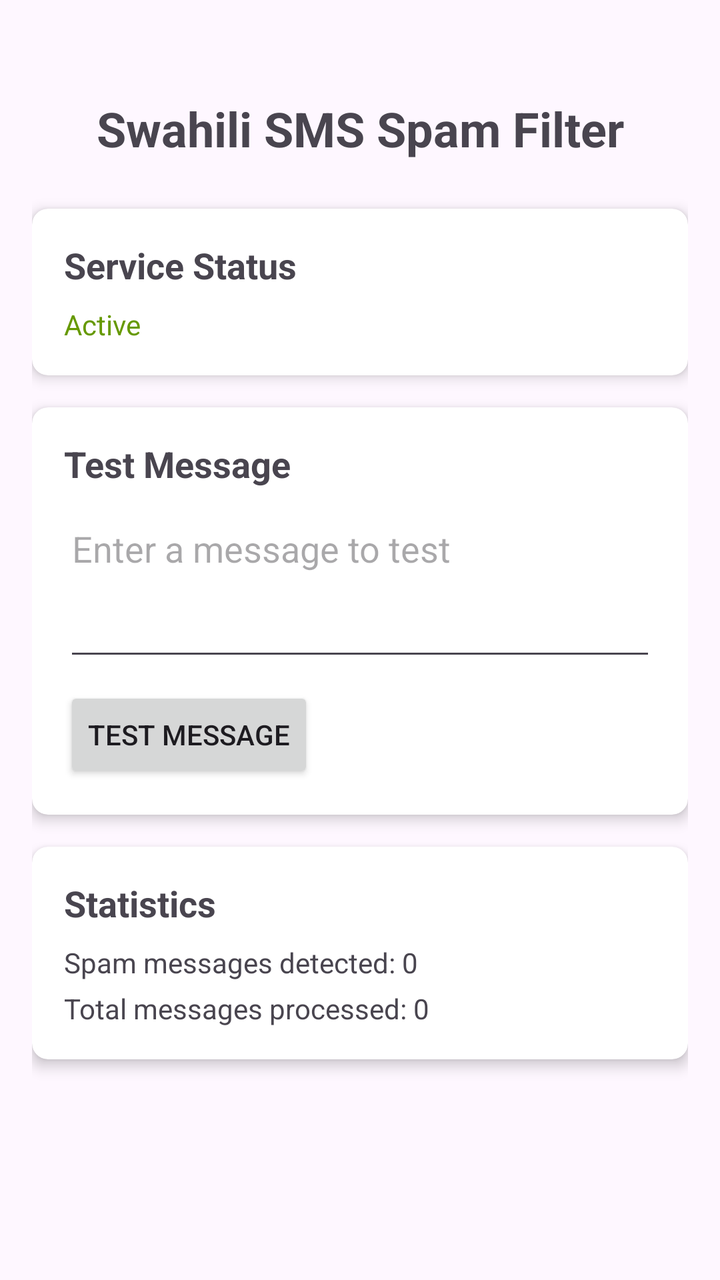
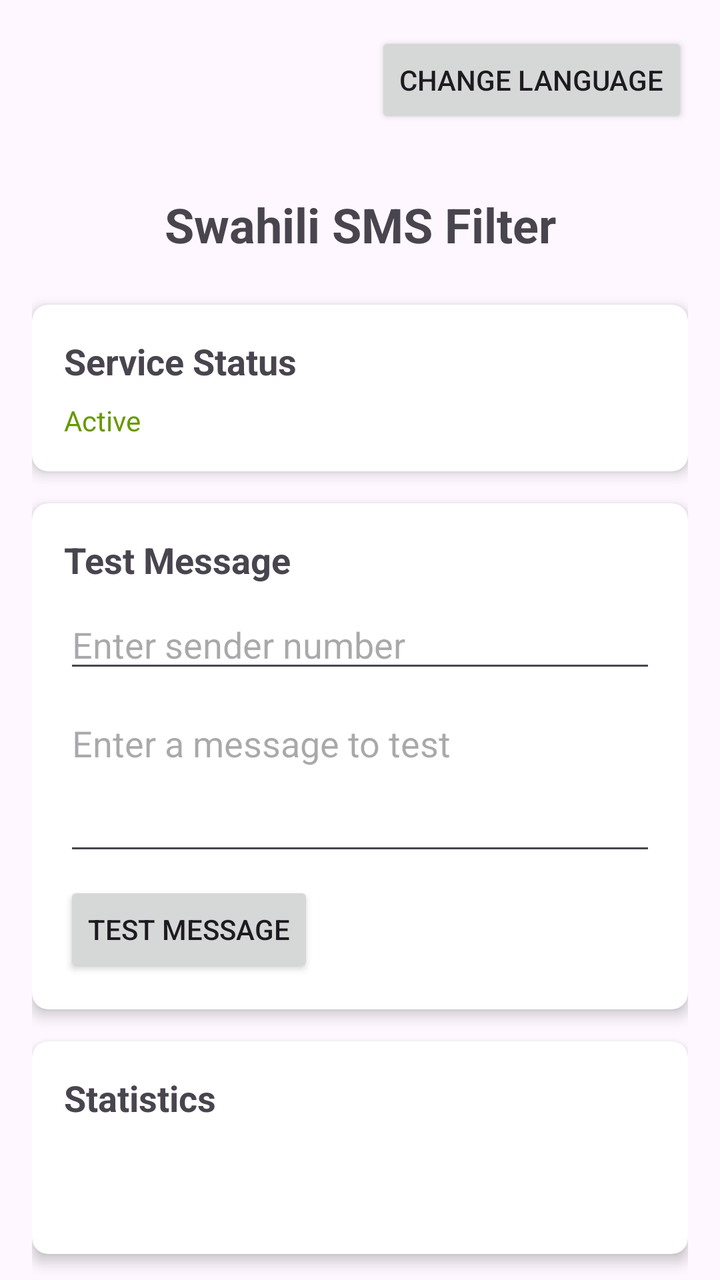

An Android layout rendered at two revisions. The XML below is the earlier revision; the diff shows what the commit changed to produce the second picture.
<!-- AndroidManifest.xml: application theme Theme.SwahiliSmsFilter -->
<!-- res/layout/activity_main.xml -->
<?xml version="1.0" encoding="utf-8"?>
<androidx.constraintlayout.widget.ConstraintLayout xmlns:android="http://schemas.android.com/apk/res/android"
    xmlns:app="http://schemas.android.com/apk/res-auto"
    android:layout_width="match_parent"
    android:layout_height="match_parent"
    android:padding="16dp">

    <TextView
        android:id="@+id/titleText"
        android:layout_width="wrap_content"
        android:layout_height="wrap_content"
        android:text="Swahili SMS Spam Filter"
        android:textSize="24sp"
        android:textStyle="bold"
        android:layout_marginTop="32dp"
        app:layout_constraintTop_toTopOf="parent"
        app:layout_constraintStart_toStartOf="parent"
        app:layout_constraintEnd_toEndOf="parent" />

    <androidx.cardview.widget.CardView
        android:id="@+id/statusCard"
        android:layout_width="match_parent"
        android:layout_height="wrap_content"
        android:layout_marginTop="24dp"
        app:cardCornerRadius="8dp"
        app:cardElevation="4dp"
        app:layout_constraintTop_toBottomOf="@id/titleText">

        <LinearLayout
            android:layout_width="match_parent"
            android:layout_height="wrap_content"
            android:orientation="vertical"
            android:padding="16dp">

            <TextView
                android:layout_width="wrap_content"
                android:layout_height="wrap_content"
                android:text="Service Status"
                android:textStyle="bold"
                android:textSize="18sp" />

            <TextView
                android:id="@+id/statusText"
                android:layout_width="wrap_content"
                android:layout_height="wrap_content"
                android:layout_marginTop="8dp"
                android:text="Active"
                android:textColor="@android:color/holo_green_dark" />

        </LinearLayout>
    </androidx.cardview.widget.CardView>

    <androidx.cardview.widget.CardView
        android:id="@+id/testCard"
        android:layout_width="match_parent"
        android:layout_height="wrap_content"
        android:layout_marginTop="16dp"
        app:cardCornerRadius="8dp"
        app:cardElevation="4dp"
        app:layout_constraintTop_toBottomOf="@id/statusCard">

        <LinearLayout
            android:layout_width="match_parent"
            android:layout_height="wrap_content"
            android:orientation="vertical"
            android:padding="16dp">

            <TextView
                android:layout_width="wrap_content"
                android:layout_height="wrap_content"
                android:text="Test Message"
                android:textStyle="bold"
                android:textSize="18sp" />

            <EditText
                android:id="@+id/messageInput"
                android:layout_width="match_parent"
                android:layout_height="wrap_content"
                android:layout_marginTop="8dp"
                android:hint="Enter a message to test"
                android:minLines="3"
                android:gravity="top"
                android:inputType="textMultiLine" />

            <Button
                android:id="@+id/testButton"
                android:layout_width="wrap_content"
                android:layout_height="wrap_content"
                android:layout_marginTop="8dp"
                android:text="Test Message" />

            <TextView
                android:id="@+id/resultText"
                android:layout_width="wrap_content"
                android:layout_height="wrap_content"
                android:layout_marginTop="8dp"
                android:visibility="gone" />

        </LinearLayout>
    </androidx.cardview.widget.CardView>

    <androidx.cardview.widget.CardView
        android:id="@+id/statsCard"
        android:layout_width="match_parent"
        android:layout_height="wrap_content"
        android:layout_marginTop="16dp"
        app:cardCornerRadius="8dp"
        app:cardElevation="4dp"
        app:layout_constraintTop_toBottomOf="@id/testCard">

        <LinearLayout
            android:layout_width="match_parent"
            android:layout_height="wrap_content"
            android:orientation="vertical"
            android:padding="16dp">

            <TextView
                android:layout_width="wrap_content"
                android:layout_height="wrap_content"
                android:text="Statistics"
                android:textStyle="bold"
                android:textSize="18sp" />

            <TextView
                android:id="@+id/spamCountText"
                android:layout_width="wrap_content"
                android:layout_height="wrap_content"
                android:layout_marginTop="8dp"
                android:text="Spam messages detected: 0" />

            <TextView
                android:id="@+id/totalMessagesText"
                android:layout_width="wrap_content"
                android:layout_height="wrap_content"
                android:layout_marginTop="4dp"
                android:text="Total messages processed: 0" />

        </LinearLayout>
    </androidx.cardview.widget.CardView>

</androidx.constraintlayout.widget.ConstraintLayout>
<!-- resources referenced by this layout -->
<resources>
  <style name="Theme.SwahiliSmsFilter" parent="Base.Theme.SwahiliSmsFilter" />
  <style name="Base.Theme.SwahiliSmsFilter" parent="Theme.Material3.DayNight.NoActionBar">
          
          
      </style>
</resources>

<!-- the commit's change to res/layout/activity_main.xml (unified diff, before → after) -->
@@ -1,141 +1,207 @@
 <?xml version="1.0" encoding="utf-8"?>
-<androidx.constraintlayout.widget.ConstraintLayout xmlns:android="http://schemas.android.com/apk/res/android"
+<androidx.core.widget.NestedScrollView xmlns:android="http://schemas.android.com/apk/res/android"
     xmlns:app="http://schemas.android.com/apk/res-auto"
     android:layout_width="match_parent"
-    android:layout_height="match_parent"
-    android:padding="16dp">
-
-    <TextView
-        android:id="@+id/titleText"
-        android:layout_width="wrap_content"
-        android:layout_height="wrap_content"
-        android:text="Swahili SMS Spam Filter"
-        android:textSize="24sp"
-        android:textStyle="bold"
-        android:layout_marginTop="32dp"
-        app:layout_constraintTop_toTopOf="parent"
-        app:layout_constraintStart_toStartOf="parent"
-        app:layout_constraintEnd_toEndOf="parent" />
-
-    <androidx.cardview.widget.CardView
-        android:id="@+id/statusCard"
+    android:layout_height="match_parent">
+
+    <androidx.constraintlayout.widget.ConstraintLayout
         android:layout_width="match_parent"
         android:layout_height="wrap_content"
-        android:layout_marginTop="24dp"
-        app:cardCornerRadius="8dp"
-        app:cardElevation="4dp"
-        app:layout_constraintTop_toBottomOf="@id/titleText">
-
-        <LinearLayout
+        android:padding="16dp">
+
+        
+        <Button
+            android:id="@+id/languageButton"
+            android:layout_width="wrap_content"
+            android:layout_height="wrap_content"
+            android:text="@string/change_language"
+            app:layout_constraintEnd_toEndOf="parent"
+            app:layout_constraintTop_toTopOf="parent" />
+
+        
+        <TextView
+            android:id="@+id/titleText"
+            android:layout_width="wrap_content"
+            android:layout_height="wrap_content"
+            android:text="@string/app_name"
+            android:textSize="24sp"
+            android:textStyle="bold"
+            android:layout_marginTop="32dp"
+            app:layout_constraintTop_toBottomOf="@id/languageButton"
+            app:layout_constraintStart_toStartOf="parent"
+            app:layout_constraintEnd_toEndOf="parent" />
+
+        
+        <androidx.cardview.widget.CardView
+            android:id="@+id/statusCard"
             android:layout_width="match_parent"
             android:layout_height="wrap_content"
-            android:orientation="vertical"
-            android:padding="16dp">
-
-            <TextView
-                android:layout_width="wrap_content"
-                android:layout_height="wrap_content"
-                android:text="Service Status"
-                android:textStyle="bold"
-                android:textSize="18sp" />
-
-            <TextView
-                android:id="@+id/statusText"
-                android:layout_width="wrap_content"
-                android:layout_height="wrap_content"
-                android:layout_marginTop="8dp"
-                android:text="Active"
-                android:textColor="@android:color/holo_green_dark" />
-
-        </LinearLayout>
-    </androidx.cardview.widget.CardView>
-
-    <androidx.cardview.widget.CardView
-        android:id="@+id/testCard"
-        android:layout_width="match_parent"
-        android:layout_height="wrap_content"
-        android:layout_marginTop="16dp"
-        app:cardCornerRadius="8dp"
-        app:cardElevation="4dp"
-        app:layout_constraintTop_toBottomOf="@id/statusCard">
-
-        <LinearLayout
+            android:layout_marginTop="24dp"
+            app:cardCornerRadius="8dp"
+            app:cardElevation="4dp"
+            app:layout_constraintTop_toBottomOf="@id/titleText">
+
+            <LinearLayout
+                android:layout_width="match_parent"
+                android:layout_height="wrap_content"
+                android:orientation="vertical"
+                android:padding="16dp">
+
+                <TextView
+                    android:layout_width="wrap_content"
+                    android:layout_height="wrap_content"
+                    android:text="@string/service_status"
+                    android:textStyle="bold"
+                    android:textSize="18sp" />
+
+                <TextView
+                    android:id="@+id/statusText"
+                    android:layout_width="wrap_content"
+                    android:layout_height="wrap_content"
+                    android:layout_marginTop="8dp"
+                    android:text="@string/status_active"
+                    android:textColor="@android:color/holo_green_dark" />
+
+            </LinearLayout>
+        </androidx.cardview.widget.CardView>
+
+        
+        <androidx.cardview.widget.CardView
+            android:id="@+id/testCard"
             android:layout_width="match_parent"
             android:layout_height="wrap_content"
-            android:orientation="vertical"
-            android:padding="16dp">
-
-            <TextView
-                android:layout_width="wrap_content"
-                android:layout_height="wrap_content"
-                android:text="Test Message"
-                android:textStyle="bold"
-                android:textSize="18sp" />
-
-            <EditText
-                android:id="@+id/messageInput"
-                android:layout_width="match_parent"
-                android:layout_height="wrap_content"
-                android:layout_marginTop="8dp"
-                android:hint="Enter a message to test"
-                android:minLines="3"
-                android:gravity="top"
-                android:inputType="textMultiLine" />
-
-            <Button
-                android:id="@+id/testButton"
-                android:layout_width="wrap_content"
-                android:layout_height="wrap_content"
-                android:layout_marginTop="8dp"
-                android:text="Test Message" />
-
-            <TextView
-                android:id="@+id/resultText"
-                android:layout_width="wrap_content"
-                android:layout_height="wrap_content"
-                android:layout_marginTop="8dp"
-                android:visibility="gone" />
-
-        </LinearLayout>
-    </androidx.cardview.widget.CardView>
-
-    <androidx.cardview.widget.CardView
-        android:id="@+id/statsCard"
-        android:layout_width="match_parent"
-        android:layout_height="wrap_content"
-        android:layout_marginTop="16dp"
-        app:cardCornerRadius="8dp"
-        app:cardElevation="4dp"
-        app:layout_constraintTop_toBottomOf="@id/testCard">
-
-        <LinearLayout
+            android:layout_marginTop="16dp"
+            app:cardCornerRadius="8dp"
+            app:cardElevation="4dp"
+            app:layout_constraintTop_toBottomOf="@id/statusCard">
+
+            <LinearLayout
+                android:layout_width="match_parent"
+                android:layout_height="wrap_content"
+                android:orientation="vertical"
+                android:padding="16dp">
+
+                <TextView
+                    android:layout_width="wrap_content"
+                    android:layout_height="wrap_content"
+                    android:text="@string/test_message"
+                    android:textStyle="bold"
+                    android:textSize="18sp" />
+
+                <EditText
+                    android:id="@+id/senderInput"
+                    android:layout_width="match_parent"
+                    android:layout_height="wrap_content"
+                    android:layout_marginTop="8dp"
+                    android:hint="@string/enter_sender"
+                    android:inputType="phone" />
+
+                <EditText
+                    android:id="@+id/messageInput"
+                    android:layout_width="match_parent"
+                    android:layout_height="wrap_content"
+                    android:layout_marginTop="8dp"
+                    android:hint="@string/enter_message"
+                    android:minLines="3"
+                    android:gravity="top"
+                    android:inputType="textMultiLine" />
+
+                <Button
+                    android:id="@+id/testButton"
+                    android:layout_width="wrap_content"
+                    android:layout_height="wrap_content"
+                    android:layout_marginTop="8dp"
+                    android:text="@string/test_button" />
+
+                <TextView
+                    android:id="@+id/resultText"
+                    android:layout_width="wrap_content"
+                    android:layout_height="wrap_content"
+                    android:layout_marginTop="8dp"
+                    android:visibility="gone" />
+
+            </LinearLayout>
+        </androidx.cardview.widget.CardView>
+
+        
+        <androidx.cardview.widget.CardView
+            android:id="@+id/statsCard"
             android:layout_width="match_parent"
             android:layout_height="wrap_content"
-            android:orientation="vertical"
-            android:padding="16dp">
-
-            <TextView
-                android:layout_width="wrap_content"
-                android:layout_height="wrap_content"
-                android:text="Statistics"
-                android:textStyle="bold"
-                android:textSize="18sp" />
-
-            <TextView
-                android:id="@+id/spamCountText"
-                android:layout_width="wrap_content"
-                android:layout_height="wrap_content"
-                android:layout_marginTop="8dp"
-                android:text="Spam messages detected: 0" />
-
-            <TextView
-                android:id="@+id/totalMessagesText"
-                android:layout_width="wrap_content"
-                android:layout_height="wrap_content"
-                android:layout_marginTop="4dp"
-                android:text="Total messages processed: 0" />
-
-        </LinearLayout>
-    </androidx.cardview.widget.CardView>
-
-</androidx.constraintlayout.widget.ConstraintLayout>
+            android:layout_marginTop="16dp"
+            app:cardCornerRadius="8dp"
+            app:cardElevation="4dp"
+            app:layout_constraintTop_toBottomOf="@id/testCard">
+
+            <LinearLayout
+                android:layout_width="match_parent"
+                android:layout_height="wrap_content"
+                android:orientation="vertical"
+                android:padding="16dp">
+
+                <TextView
+                    android:layout_width="wrap_content"
+                    android:layout_height="wrap_content"
+                    android:text="@string/statistics"
+                    android:textStyle="bold"
+                    android:textSize="18sp" />
+
+                <TextView
+                    android:id="@+id/spamCountText"
+                    android:layout_width="wrap_content"
+                    android:layout_height="wrap_content"
+                    android:layout_marginTop="8dp" />
+
+                <TextView
+                    android:id="@+id/totalMessagesText"
+                    android:layout_width="wrap_content"
+                    android:layout_height="wrap_content"
+                    android:layout_marginTop="4dp" />
+
+            </LinearLayout>
+        </androidx.cardview.widget.CardView>
+
+        
+        <androidx.cardview.widget.CardView
+            android:id="@+id/historyCard"
+            android:layout_width="0dp"
+            android:layout_height="wrap_content"
+            android:layout_marginTop="16dp"
+            app:cardCornerRadius="8dp"
+            app:cardElevation="4dp"
+            app:layout_constraintTop_toBottomOf="@id/statsCard"
+            app:layout_constraintStart_toStartOf="parent"
+            app:layout_constraintEnd_toEndOf="parent">
+
+            <LinearLayout
+                android:layout_width="match_parent"
+                android:layout_height="wrap_content"
+                android:orientation="vertical"
+                android:padding="16dp">
+
+                <TextView
+                    android:layout_width="wrap_content"
+                    android:layout_height="wrap_content"
+                    android:text="@string/history"
+                    android:textStyle="bold"
+                    android:textSize="18sp" />
+
+                <androidx.recyclerview.widget.RecyclerView
+                    android:id="@+id/historyRecyclerView"
+                    android:layout_width="match_parent"
+                    android:layout_height="wrap_content"
+                    android:layout_marginTop="8dp" />
+
+                
+                <Button
+                    android:id="@+id/clearHistoryButton"
+                    android:layout_width="wrap_content"
+                    android:layout_height="wrap_content"
+                    android:layout_marginTop="8dp"
+                    android:layout_gravity="end"
+                    android:text="@string/clear_history" />
+            </LinearLayout>
+        </androidx.cardview.widget.CardView>
+
+    </androidx.constraintlayout.widget.ConstraintLayout>
+</androidx.core.widget.NestedScrollView>
<!-- resource entries referenced after the edit -->
@@ -1,5 +1,16 @@
 <!-- resources referenced by this layout -->
 <resources>
+  <string name="app_name">Swahili SMS Filter</string>
+  <string name="change_language">Change Language</string>
+  <string name="clear_history">Clear History</string>
+  <string name="enter_message">Enter a message to test</string>
+  <string name="enter_sender">Enter sender number</string>
+  <string name="history">Message History</string>
+  <string name="service_status">Service Status</string>
+  <string name="statistics">Statistics</string>
+  <string name="status_active">Active</string>
+  <string name="test_button">Test Message</string>
+  <string name="test_message">Test Message</string>
   <style name="Theme.SwahiliSmsFilter" parent="Base.Theme.SwahiliSmsFilter" />
   <style name="Base.Theme.SwahiliSmsFilter" parent="Theme.Material3.DayNight.NoActionBar">
           
